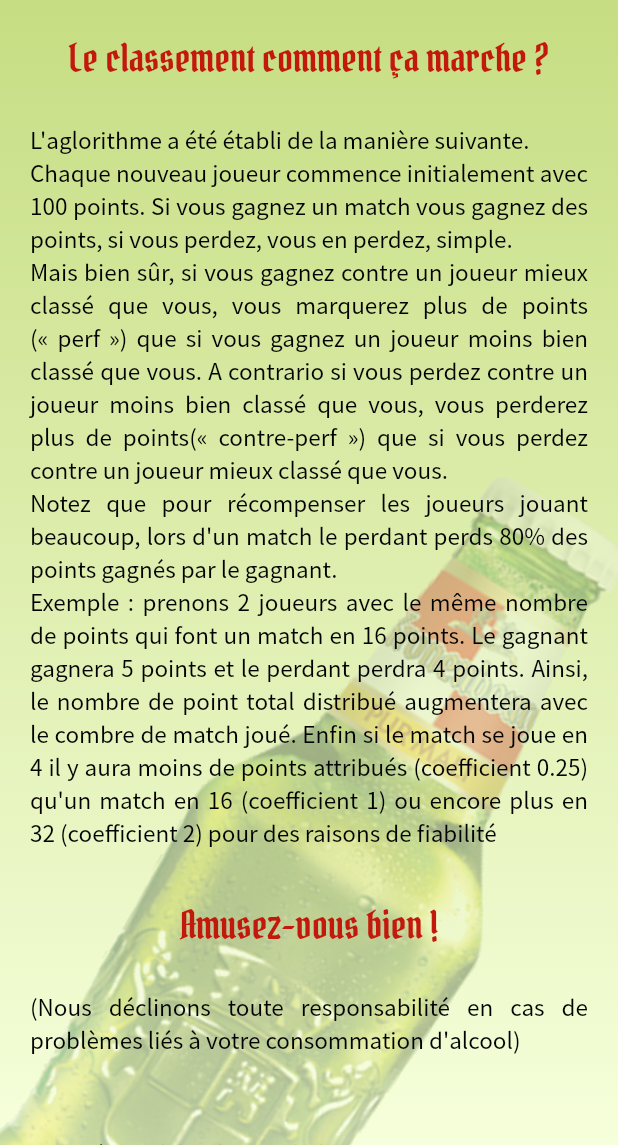
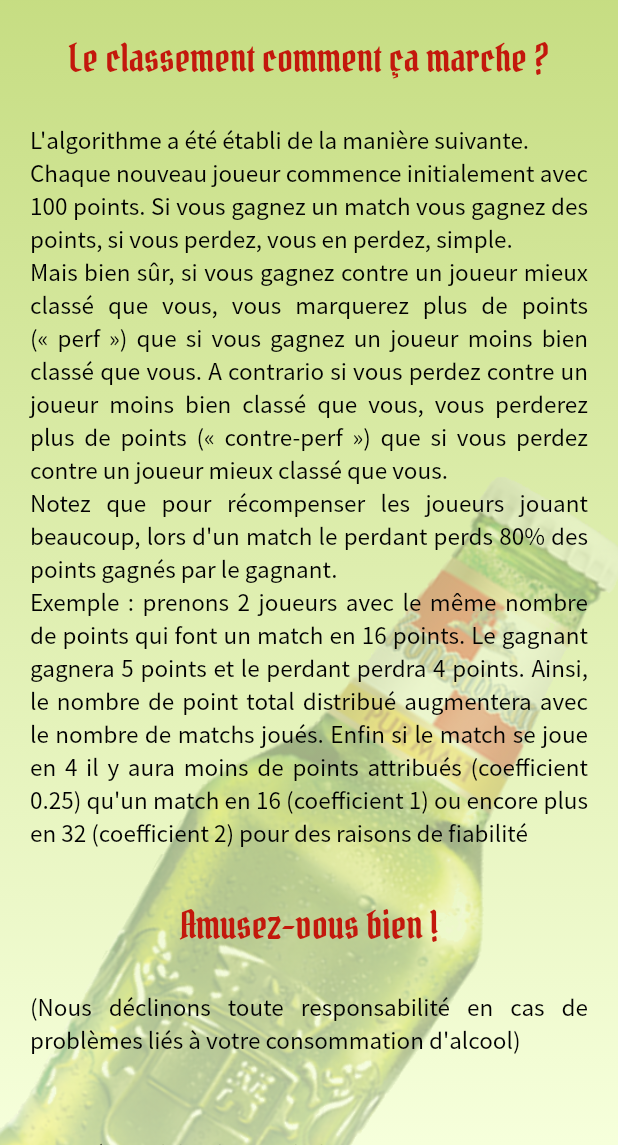
Before and after one commit to PAUVRE-Charlie/caps_app, a Flutter app: the RulesPage screen opened by its route, scrolled down 1728 dp, on a phone screen of 412 x 824 dp, the part 91-1236 px from its top. Run offline on Flutter 3.47's test engine with Material 2 defaults, Android fonts, the phone set to English and light mode, and no system bars; our stand-ins replace audioplayers, auto_size_text, cloud_firestore, firebase_auth, firebase_core, fluttertoast; accounts and stored records are empty.

Commit message:
mistake correction in the rules french version

```diff
--- a/lib/pages/rulesPage.dart
+++ b/lib/pages/rulesPage.dart
@@ -6,7 +6,6 @@ import 'package:flutter/cupertino.dart';
 import 'package:flutter/material.dart';
 
 import '../data.dart';
-import 'rulesPageEnglish.dart';
 
 class RulesPage extends StatelessWidget {
   const RulesPage({Key key}) : super(key: key);
@@ -43,7 +42,7 @@ class RulesPage extends StatelessWidget {
             child: Column(
               children: [
                 TextRules(
-                    "Les 2 joueur s'installent par terre l'un en face de l’autre. Pour la distance, il suffit que les deux joueurs s'assoient et tendent leurs jambes.",
+                    "Les 2 joueurs s'installent par terre l'un en face de l’autre. Pour la distance, il suffit que les deux joueurs s'assoient et tendent leurs jambes.",
                     index: 1),
                 TextRules(
                     "Chaque joueur décapsule sa bouteille de bière, la pose entre ses jambes, et pose la capsule sur la bouteille, à l'envers.",
@@ -71,7 +70,7 @@ class RulesPage extends StatelessWidget {
                   ),
                 ),
                 TextRules(
-                    "Lorsqu’un joueur 1 enlève la caps de son adversaire (joueur 2) celui ci se doit de riposter. Viens alors 2 possibilités. Soit le joueur 2 riposte mais ne fait pas tomber la caps, alors celui ci boit une gorgée. Soit le joueur 2 riposte et fait tomber la cap’s du joueur , c’est alors que nous avons 2 gorgées en jeu. Ainsi c’est au joueur 1 de riposter. Viens alors 2 possibilités (que vous avez compris j’espère). Soit le joueur 1 rate son coup, il boit alors 2 gorgées, soit il réussit et nous passons donc à 3 gorgées mise en jeu. Ainsi de suite jusqu’à ce qu’un joueur, ayant trop de pression, loupe son coup.",
+                    "Lorsqu’un joueur 1 enlève la caps de son adversaire (joueur 2) celui ci se doit de riposter. Viens alors 2 possibilités. Soit le joueur 2 riposte mais ne fait pas tomber la caps, alors celui ci boit une gorgée. Soit le joueur 2 riposte et fait tomber la cap’s du joueur, c’est alors que nous avons 2 gorgées en jeu. Ainsi c’est au joueur 1 de riposter. Viens alors 2 possibilités (que vous avez compris j’espère). Soit le joueur 1 rate son coup, il boit alors 2 gorgées, soit il réussit et nous passons donc à 3 gorgées mise en jeu. Ainsi de suite jusqu’à ce qu’un joueur, ayant trop de pression, loupe son coup.",
                     index: 5),
                 TextRules(
                   "lorsque je dis \"une gorgée\" je veux dire une fois le nombre de gorgée à boire. Par exemple, s'il a été fixé que une bière valait 4 points, une \"gorgée\" correspond alors à un quart de la bouteille. Le nombre de points par bouteille ainsi que le nombre de bouteilles à boire sont à fixer avant le début de la partie.",
@@ -90,7 +89,7 @@ class RulesPage extends StatelessWidget {
                     "Pour chaque \"gorgée\" bue par un joueur, son adversaire marque un point. Une fois qu'un joueur a fini de boire toutes ses bouteilles il a perdu.",
                     index: 6),
                 TextRules(
-                  "je te tiens à signaler à tous les bourrins que le but du jeu n’est pas de faire tomber une caps en jetant sa caps de toute ses forces contre la bouteille (fer contre verre ne compte évidement pas). Un coup est validé si la caps s’est faite éjecter par une caps directement (fer contre fer). Vous entendrez alors ce somptueux son : « POUM! »",
+                  "je tiens à signaler à tous les bourrins que le but du jeu n’est pas de faire tomber une caps en jetant sa caps de toute ses forces contre la bouteille (fer contre verre ne compte évidemment pas). Un coup est validé si la caps s’est faite éjectée par une caps directement (fer contre fer). Vous entendrez alors ce somptueux son : « POUM! »",
                   textToEmphasize: "ATTENTION : ",
                 ),
                 SizedBox(
@@ -104,7 +103,7 @@ class RulesPage extends StatelessWidget {
                       color: kPrimaryColor),
                 ),
                 TextRules(
-                  "\nL'aglorithme a été établi de la manière suivante.\nChaque nouveau joueur commence initialement avec 100 points. Si vous gagnez un match vous gagnez des points, si vous perdez, vous en perdez, simple.\nMais bien sûr, si vous gagnez contre un joueur mieux classé que vous, vous marquerez plus de points (« perf ») que si vous gagnez un joueur moins bien classé que vous. A contrario si vous perdez contre un joueur moins bien classé que vous, vous perderez plus de points(« contre-perf ») que si vous perdez contre un joueur mieux classé que vous.\nNotez que pour récompenser les joueurs jouant beaucoup, lors d'un match le perdant perds 80% des points gagnés par le gagnant.\nExemple : prenons 2 joueurs avec le même nombre de points qui font un match en 16 points. Le gagnant gagnera 5 points et le perdant perdra 4 points. Ainsi, le nombre de point total distribué augmentera avec le combre de match joué. Enfin si le match se joue en 4 il y aura moins de points attribués (coefficient 0.25) qu'un match en 16 (coefficient 1) ou encore plus en 32 (coefficient 2) pour des raisons de fiabilité",
+                  "\nL'algorithme a été établi de la manière suivante.\nChaque nouveau joueur commence initialement avec 100 points. Si vous gagnez un match vous gagnez des points, si vous perdez, vous en perdez, simple.\nMais bien sûr, si vous gagnez contre un joueur mieux classé que vous, vous marquerez plus de points (« perf ») que si vous gagnez un joueur moins bien classé que vous. A contrario si vous perdez contre un joueur moins bien classé que vous, vous perderez plus de points (« contre-perf ») que si vous perdez contre un joueur mieux classé que vous.\nNotez que pour récompenser les joueurs jouant beaucoup, lors d'un match le perdant perds 80% des points gagnés par le gagnant.\nExemple : prenons 2 joueurs avec le même nombre de points qui font un match en 16 points. Le gagnant gagnera 5 points et le perdant perdra 4 points. Ainsi, le nombre de point total distribué augmentera avec le nombre de matchs joués. Enfin si le match se joue en 4 il y aura moins de points attribués (coefficient 0.25) qu'un match en 16 (coefficient 1) ou encore plus en 32 (coefficient 2) pour des raisons de fiabilité",
                 ),
                 SizedBox(
                   height: 30,
```
